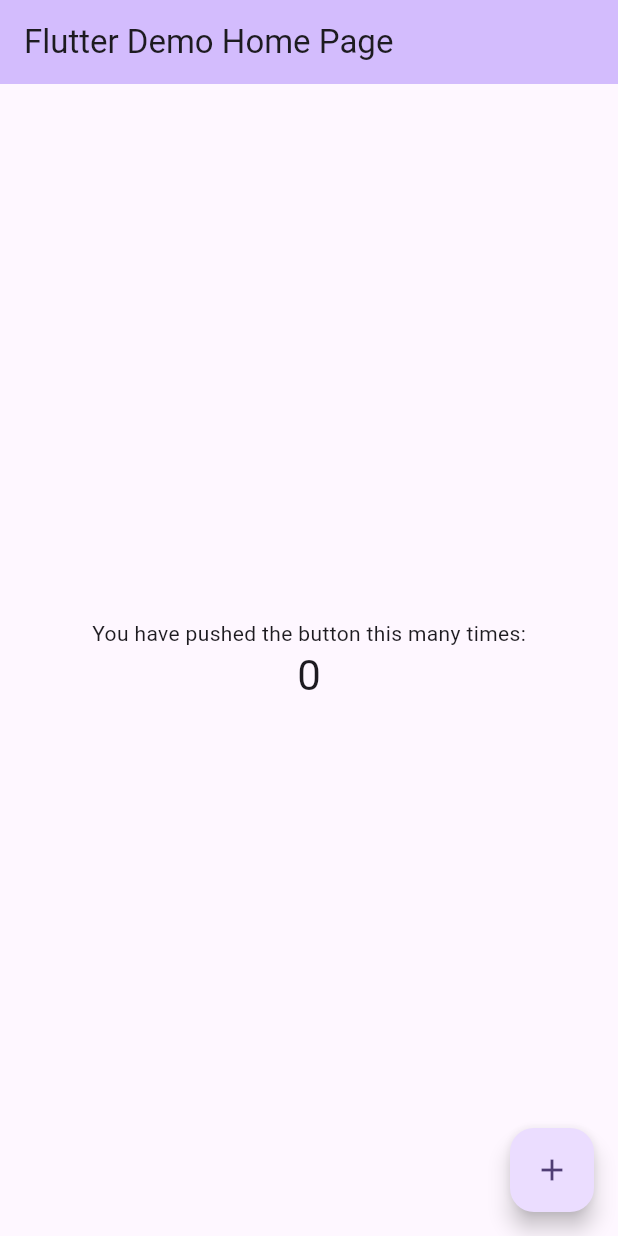
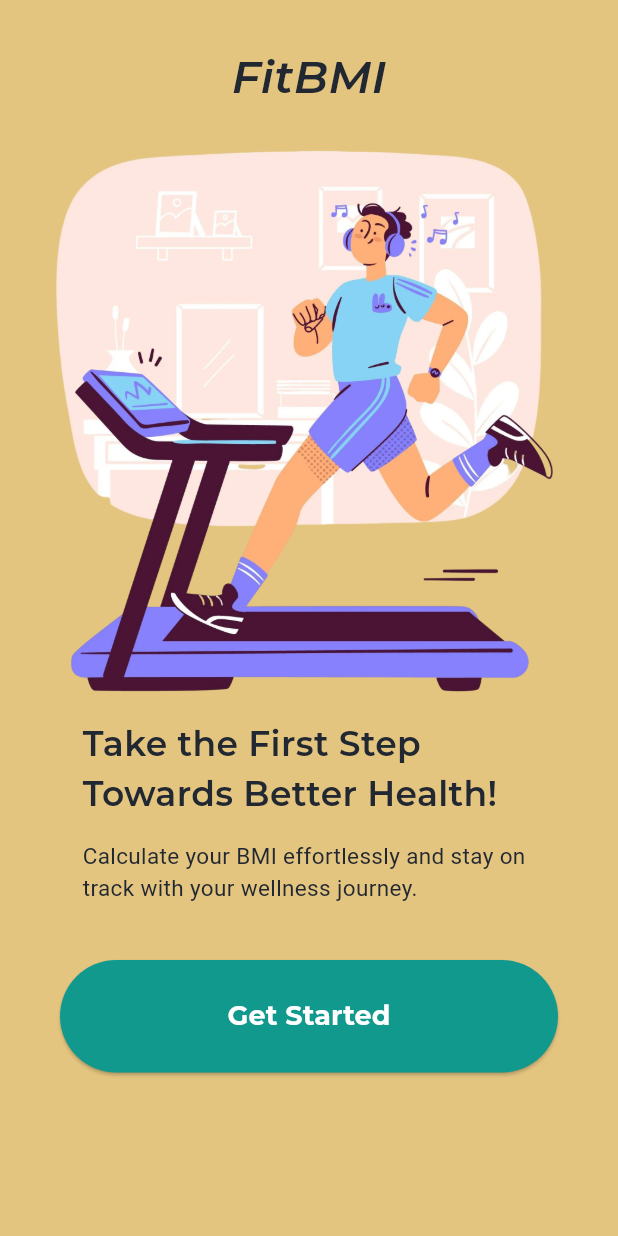
Before and after one commit to MohammadAmin-Andy/FitBMI, a Flutter app: the screen it shows after launch, on a phone screen of 412 x 824 dp. Run offline on Flutter 3.47's test engine with Material 3 defaults, Android fonts, the phone set to English and light mode, and no system bars; our stand-ins replace hexcolor; Roboto replaces fonts that are missing (mrb).

Commit message:
home screen ui

```diff
--- /dev/null
+++ b/lib/Constance/constances.dart
@@ -0,0 +1,6 @@
+import 'package:flutter/material.dart';
+import 'package:hexcolor/hexcolor.dart';
+
+Color green = HexColor('11998E');
+Color gold = HexColor('E4C580');
+Color black = HexColor('222831');
--- /dev/null
+++ b/lib/Screens/welcome_page.dart
@@ -0,0 +1,81 @@
+import 'package:bmi_caculator/Constance/constances.dart';
+import 'package:flutter/material.dart';
+
+class WelcomeScreen extends StatelessWidget {
+  const WelcomeScreen({super.key});
+
+  @override
+  Widget build(BuildContext context) {
+    return Scaffold(
+      backgroundColor: gold,
+      body: Padding(
+        padding: const EdgeInsets.symmetric(horizontal: 8),
+        child: SafeArea(
+          child: SingleChildScrollView(
+            child: Column(
+              mainAxisAlignment: MainAxisAlignment.center,
+              children: [
+                SizedBox(height: 30),
+                _getTitle(),
+                SizedBox(height: 10),
+                _getWelcomeImage(),
+                _getDiscriptionsText(),
+                SizedBox(height: 38),
+                _getStartButton(),
+                SizedBox(height: 30),
+              ],
+            ),
+          ),
+        ),
+      ),
+    );
+  }
+
+  SizedBox _getStartButton() {
+    return SizedBox(
+      width: 332,
+      height: 75,
+      child: ElevatedButton(
+        style: ElevatedButton.styleFrom(
+          backgroundColor: green,
+          shape: RoundedRectangleBorder(
+            borderRadius: BorderRadius.circular(63),
+          ),
+        ),
+        onPressed: () {},
+        child: Text(
+          'Get Started',
+          style: TextStyle(fontFamily: 'mb', fontSize: 18, color: Colors.white),
+        ),
+      ),
+    );
+  }
+
+  Image _getWelcomeImage() => Image.asset('assets/images/welcome.webp');
+
+  Text _getTitle() {
+    return Text(
+      'FitBMI',
+      style: TextStyle(fontFamily: 'msb', fontSize: 30, color: black),
+    );
+  }
+
+  Padding _getDiscriptionsText() {
+    return Padding(
+      padding: const EdgeInsets.symmetric(horizontal: 47),
+      child: Column(
+        spacing: 15,
+        children: [
+          Text(
+            'Take the First Step Towards Better Health!',
+            style: TextStyle(fontFamily: 'ms', fontSize: 23, color: black),
+          ),
+          Text(
+            'Calculate your BMI effortlessly and stay on track with your wellness journey.',
+            style: TextStyle(fontFamily: 'mrb', fontSize: 15, color: black),
+          ),
+        ],
+      ),
+    );
+  }
+}
--- a/lib/main.dart
+++ b/lib/main.dart
@@ -1,122 +1,20 @@
+import 'package:bmi_caculator/Constance/constances.dart';
+import 'package:bmi_caculator/Screens/welcome_page.dart';
+import 'package:flutter/cupertino.dart';
 import 'package:flutter/material.dart';
 
-void main() {
-  runApp(const MyApp());
+void main(List<String> args) {
+  runApp(Applications());
 }
 
-class MyApp extends StatelessWidget {
-  const MyApp({super.key});
+class Applications extends StatelessWidget {
+  const Applications({super.key});
 
-  // This widget is the root of your application.
   @override
   Widget build(BuildContext context) {
     return MaterialApp(
-      title: 'Flutter Demo',
-      theme: ThemeData(
-        // This is the theme of your application.
-        //
-        // TRY THIS: Try running your application with "flutter run". You'll see
-        // the application has a purple toolbar. Then, without quitting the app,
-        // try changing the seedColor in the colorScheme below to Colors.green
-        // and then invoke "hot reload" (save your changes or press the "hot
-        // reload" button in a Flutter-supported IDE, or press "r" if you used
-        // the command line to start the app).
-        //
-        // Notice that the counter didn't reset back to zero; the application
-        // state is not lost during the reload. To reset the state, use hot
-        // restart instead.
-        //
-        // This works for code too, not just values: Most code changes can be
-        // tested with just a hot reload.
-        colorScheme: ColorScheme.fromSeed(seedColor: Colors.deepPurple),
-      ),
-      home: const MyHomePage(title: 'Flutter Demo Home Page'),
+      debugShowCheckedModeBanner: false,
+      home: WelcomeScreen(),
     );
   }
 }
-
-class MyHomePage extends StatefulWidget {
-  const MyHomePage({super.key, required this.title});
-
-  // This widget is the home page of your application. It is stateful, meaning
-  // that it has a State object (defined below) that contains fields that affect
-  // how it looks.
-
-  // This class is the configuration for the state. It holds the values (in this
-  // case the title) provided by the parent (in this case the App widget) and
-  // used by the build method of the State. Fields in a Widget subclass are
-  // always marked "final".
-
-  final String title;
-
-  @override
-  State<MyHomePage> createState() => _MyHomePageState();
-}
-
-class _MyHomePageState extends State<MyHomePage> {
-  int _counter = 0;
-
-  void _incrementCounter() {
-    setState(() {
-      // This call to setState tells the Flutter framework that something has
-      // changed in this State, which causes it to rerun the build method below
-      // so that the display can reflect the updated values. If we changed
-      // _counter without calling setState(), then the build method would not be
-      // called again, and so nothing would appear to happen.
-      _counter++;
-    });
-  }
-
-  @override
-  Widget build(BuildContext context) {
-    // This method is rerun every time setState is called, for instance as done
-    // by the _incrementCounter method above.
-    //
-    // The Flutter framework has been optimized to make rerunning build methods
-    // fast, so that you can just rebuild anything that needs updating rather
-    // than having to individually change instances of widgets.
-    return Scaffold(
-      appBar: AppBar(
-        // TRY THIS: Try changing the color here to a specific color (to
-        // Colors.amber, perhaps?) and trigger a hot reload to see the AppBar
-        // change color while the other colors stay the same.
-        backgroundColor: Theme.of(context).colorScheme.inversePrimary,
-        // Here we take the value from the MyHomePage object that was created by
-        // the App.build method, and use it to set our appbar title.
-        title: Text(widget.title),
-      ),
-      body: Center(
-        // Center is a layout widget. It takes a single child and positions it
-        // in the middle of the parent.
-        child: Column(
-          // Column is also a layout widget. It takes a list of children and
-          // arranges them vertically. By default, it sizes itself to fit its
-          // children horizontally, and tries to be as tall as its parent.
-          //
-          // Column has various properties to control how it sizes itself and
-          // how it positions its children. Here we use mainAxisAlignment to
-          // center the children vertically; the main axis here is the vertical
-          // axis because Columns are vertical (the cross axis would be
-          // horizontal).
-          //
-          // TRY THIS: Invoke "debug painting" (choose the "Toggle Debug Paint"
-          // action in the IDE, or press "p" in the console), to see the
-          // wireframe for each widget.
-          mainAxisAlignment: MainAxisAlignment.center,
-          children: <Widget>[
-            const Text('You have pushed the button this many times:'),
-            Text(
-              '$_counter',
-              style: Theme.of(context).textTheme.headlineMedium,
-            ),
-          ],
-        ),
-      ),
-      floatingActionButton: FloatingActionButton(
-        onPressed: _incrementCounter,
-        tooltip: 'Increment',
-        child: const Icon(Icons.add),
-      ), // This trailing comma makes auto-formatting nicer for build methods.
-    );
-  }
-}
```
Also changed, not shown: pubspec.yaml (+20 -2 lines), assets/fonts/Lato-Black.ttf (deleted), assets/fonts/Montserrat-Bold.ttf (added), assets/fonts/Montserrat-BoldItalic.ttf (added), assets/fonts/Montserrat-Regular.ttf (added), assets/fonts/Montserrat-SemiBold.ttf (added), assets/fonts/Montserrat-SemiBoldItalic.ttf (added), assets/images/welcome.webp, pubspec.lock.
